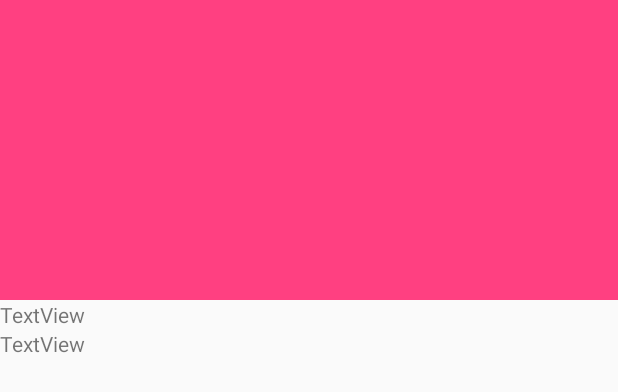
After one commit to iteach12/NaverRecognitionApiTest, an Android app: the layout item_board.xml on its own in the app's theme, with its tools: preview values and no code run, on a phone screen of 412 x 824 dp. The commit adds this screen. Shown: the top 392 px of the screen. Run offline under Robolectric (Android 15) with nearby library versions, the phone set to English and light mode, and no system bars.

Commit message:
파일 불러오기 (데이터베이스 연동)
텍스트불러오기, 이미지 불러오기. 성공

텍스트나 정보를 불러올 때 DTO를 만들어서 거기에 집어넣고 인스턴스를 만들어 준 후 그것을 활용
매우매우 좋은 정보였음

도중에 형변환 오류가 났었는데. firebase 데이터베이스의 형식이 내가 만든 DTO와 맞지 않았기 때문 . 미리 만들어져있던 데이터를 형식에 맞게 지워니까 성공함.

```diff
--- a/app/build.gradle
+++ b/app/build.gradle
@@ -38,6 +38,9 @@ dependencies {
     compile 'com.google.firebase:firebase-storage:11.2.0'
     compile 'com.google.firebase:firebase-database:11.2.0'
 
+    implementation 'com.github.bumptech.glide:glide:4.6.1'
+    annotationProcessor 'com.github.bumptech.glide:compiler:4.6.1'
+
 
 }
 
--- a/app/src/main/java/com/sihwan/iteach12/naverrecognitionapitest/HomeActivity.java
+++ b/app/src/main/java/com/sihwan/iteach12/naverrecognitionapitest/HomeActivity.java
@@ -183,8 +183,11 @@ public class HomeActivity extends AppCompatActivity
         // Handle navigation view item clicks here.
         int id = item.getItemId();
 
-        if (id == R.id.nav_camera) {
+        if (id == R.id.nav_board) {
             // Handle the camera action
+
+            Intent intent = new Intent(HomeActivity.this, BoardActivity.class);
+            startActivity(intent);
 
 
         } else if (id == R.id.nav_gallery) {
--- /dev/null
+++ b/app/src/main/res/layout/item_board.xml
@@ -0,0 +1,27 @@
+<?xml version="1.0" encoding="utf-8"?>
+<LinearLayout xmlns:android="http://schemas.android.com/apk/res/android"
+    android:layout_width="match_parent"
+    android:layout_height="wrap_content"
+    xmlns:app="http://schemas.android.com/apk/res-auto"
+    android:orientation="vertical">
+
+
+    <ImageView
+        android:id="@+id/item_imageView"
+        android:layout_width="match_parent"
+        android:layout_height="200dp"
+        app:srcCompat="@color/colorAccent" />
+
+    <TextView
+        android:id="@+id/item_textView1"
+        android:layout_width="match_parent"
+        android:layout_height="wrap_content"
+        android:text="TextView" />
+
+    <TextView
+        android:id="@+id/item_textView2"
+        android:layout_width="match_parent"
+        android:layout_height="wrap_content"
+        android:text="TextView" />
+
+</LinearLayout>
--- a/app/src/main/res/menu/activity_home_drawer.xml
+++ b/app/src/main/res/menu/activity_home_drawer.xml
@@ -5,9 +5,9 @@
 
     <group android:checkableBehavior="single">
         <item
-            android:id="@+id/nav_camera"
+            android:id="@+id/nav_board"
             android:icon="@drawable/ic_menu_camera"
-            android:title="Import" />
+            android:title="Board" />
         <item
             android:id="@+id/nav_gallery"
             android:icon="@drawable/ic_menu_gallery"
--- a/app/src/main/res/values/colors.xml
+++ b/app/src/main/res/values/colors.xml
@@ -1,6 +1,6 @@
 <?xml version="1.0" encoding="utf-8"?>
 <resources>
-    <color name="colorPrimary">#3F51B5</color>
+    <color name="colorPrimary">#3f51b5</color>
     <color name="colorPrimaryDark">#303F9F</color>
     <color name="colorAccent">#ff4081</color>
 </resources>
--- a/build.gradle
+++ b/build.gradle
@@ -9,7 +9,6 @@ buildscript {
     dependencies {
         classpath 'com.android.tools.build:gradle:3.0.1'
         classpath 'com.google.gms:google-services:3.2.0'
-
 
         // NOTE: Do not place your application dependencies here; they belong
         // in the individual module build.gradle files
```
Also changed, not shown: app/src/main/AndroidManifest.xml (+13 -15 lines), app/src/main/java/com/sihwan/iteach12/naverrecognitionapitest/BoardActivity.java (added, +114 -0 lines), app/src/main/res/layout/activity_board.xml (added, +21 -0 lines).
